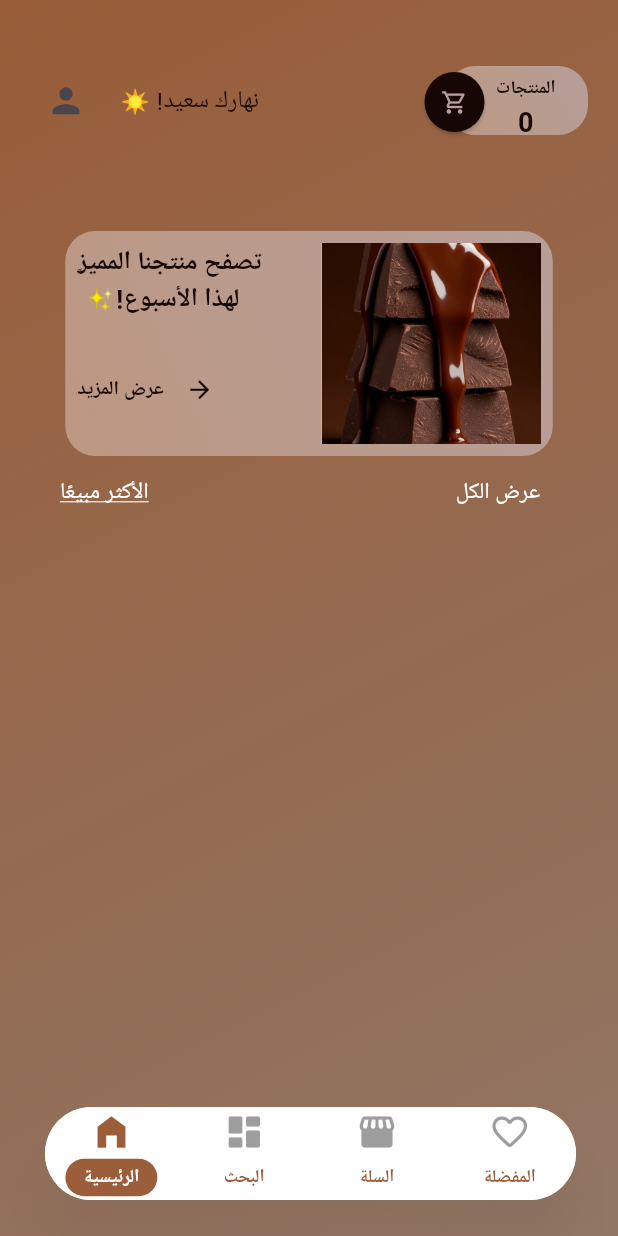
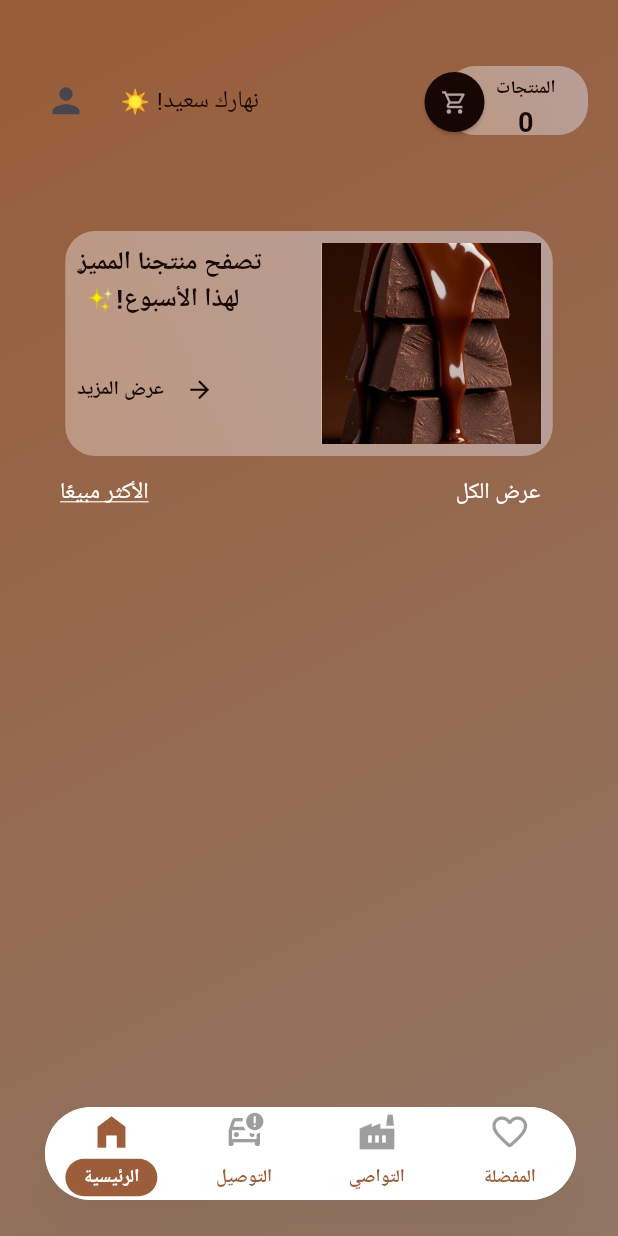
Before and after one commit to Jawadrabie/Choco_Store-supabase-, a Flutter app: the HomePage screen opened directly, on a phone screen of 412 x 824 dp. Run offline on Flutter 3.47's test engine with Material 3 defaults, Android fonts, the phone set to English and light mode, and no system bars; our stand-ins replace bloc, equatable, flutter_bloc, shared_preferences, supabase_flutter; missing offline and left inert: postgrest; accounts and stored records are empty.

Commit message:
change icon

```diff
--- a/lib/shared_widget/nav_bar/nav_bar.dart
+++ b/lib/shared_widget/nav_bar/nav_bar.dart
@@ -37,14 +37,14 @@ class CustomBottomNavBar extends StatelessWidget {
                   onTap: () => onTap(0),
                 ),
                 _NavItem(
-                  icon: Icons.dashboard_rounded,
-                  label: 'البحث',
+                  icon: Icons.car_crash_outlined,
+                  label: 'التوصيل',
                   active: currentIndex == 1,
                   onTap: () => onTap(1),
                 ),
                 _NavItem(
-                  icon: Icons.storefront_rounded,
-                  label: 'السلة',
+                  icon: Icons.factory,
+                  label: 'التواصي',
                   active: currentIndex == 2,
                   onTap: () => onTap(2),
                 ),
```
